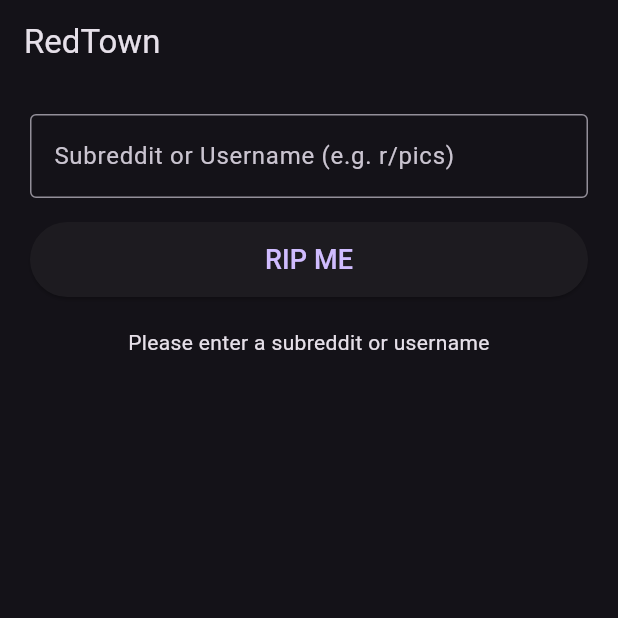
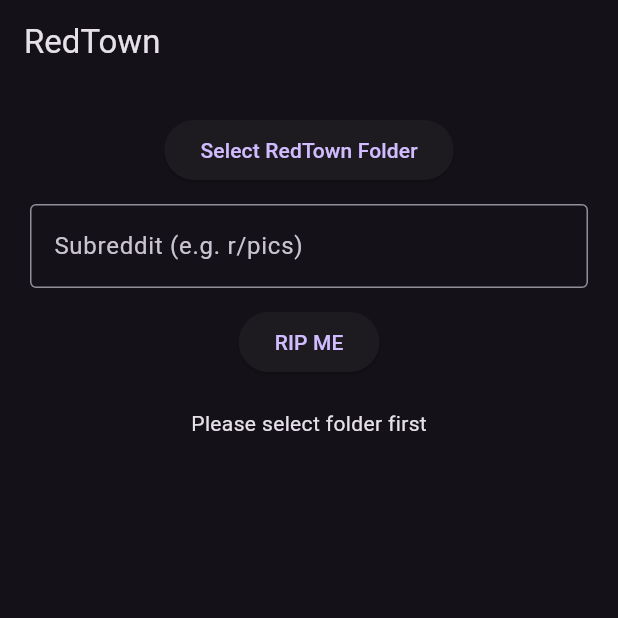
Before and after one commit to millioncolors/redtown-android, a Flutter app: the screen it shows after launch, after a tap on "RIP ME", on a phone screen of 412 x 824 dp, the top half of it. Run offline on Flutter 3.47's test engine with Material 3 defaults, Android fonts, the phone set to English and light mode, and no system bars; our stand-ins replace file_picker, shared_preferences; missing offline and left inert: document_file_save_plus.

Commit message:
Switch to SAF folder picker (Android 16 safe)

```diff
--- a/lib/main.dart
+++ b/lib/main.dart
@@ -1,9 +1,8 @@
 import 'dart:convert';
-import 'dart:io';
-
 import 'package:flutter/material.dart';
-import 'package:permission_handler/permission_handler.dart';
-import 'package:url_launcher/url_launcher.dart';
+import 'package:shared_preferences/shared_preferences.dart';
+import 'package:file_picker/file_picker.dart';
+import 'package:document_file_save_plus/document_file_save_plus.dart';
 
 void main() {
   runApp(const RedTownApp());
@@ -15,7 +14,6 @@ class RedTownApp extends StatelessWidget {
   @override
   Widget build(BuildContext context) {
     return MaterialApp(
-      title: 'RedTown',
       debugShowCheckedModeBanner: false,
       theme: ThemeData.dark(),
       home: const HomeScreen(),
@@ -32,58 +30,62 @@ class HomeScreen extends StatefulWidget {
 
 class _HomeScreenState extends State<HomeScreen> {
   final TextEditingController _controller = TextEditingController();
-  String _status = 'Enter subreddit and tap RIP ME';
+  String _status = 'Select folder, then RIP ME';
+  String? _folderUri;
 
-  Future<bool> _ensureAllFilesAccess() async {
-    if (await Permission.manageExternalStorage.isGranted) {
-      return true;
-    }
+  @override
+  void initState() {
+    super.initState();
+    _loadFolder();
+  }
 
-    final uri = Uri.parse(
-      'android.settings.MANAGE_APP_ALL_FILES_ACCESS_PERMISSION'
-      '?package=com.redtown.app',
-    );
+  Future<void> _loadFolder() async {
+    final prefs = await SharedPreferences.getInstance();
+    setState(() {
+      _folderUri = prefs.getString('folder_uri');
+    });
+  }
 
-    await launchUrl(uri);
+  Future<void> _pickFolder() async {
+    final result = await FilePicker.platform.getDirectoryPath();
+    if (result == null) return;
+
+    final prefs = await SharedPreferences.getInstance();
+    await prefs.setString('folder_uri', result);
 
     setState(() {
-      _status =
-          'Enable "All files access" for RedTown, then return and tap RIP ME again';
+      _folderUri = result;
+      _status = 'Folder selected';
     });
-
-    return false;
   }
 
   Future<void> _ripMe() async {
-    final input = _controller.text.trim();
-    if (input.isEmpty) {
-      setState(() => _status = 'Please enter a subreddit or username');
+    if (_folderUri == null) {
+      setState(() => _status = 'Please select folder first');
       return;
     }
 
-    final ok = await _ensureAllFilesAccess();
-    if (!ok) return;
+    final input = _controller.text.trim();
+    if (input.isEmpty) return;
 
-    final jobId = 'job_${DateTime.now().millisecondsSinceEpoch}';
+    final jobId = 'job_${DateTime.now().millisecondsSinceEpoch}.json';
 
     final job = {
       "job_id": jobId,
       "target": input,
-      "media": ["images", "videos", "gifs", "albums"],
-      "listing": ["new", "hot", "top", "rising", "controversial"],
-      "time_range": "all",
       "created_at": DateTime.now().toIso8601String(),
       "state": "queued"
     };
 
-    final dir = Directory('/storage/emulated/0/RedTown/jobs');
-    await dir.create(recursive: true);
-
-    final file = File('${dir.path}/$jobId.json');
-    await file.writeAsString(jsonEncode(job), flush: true);
+    await DocumentFileSavePlus.saveFile(
+      utf8.encode(jsonEncode(job)),
+      jobId,
+      "application/json",
+      _folderUri!,
+    );
 
     setState(() {
-      _status = 'Job created: $jobId';
+      _status = 'Job created';
       _controller.clear();
     });
   }
@@ -96,24 +98,25 @@ class _HomeScreenState extends State<HomeScreen> {
         padding: const EdgeInsets.all(20),
         child: Column(
           children: [
+            ElevatedButton(
+              onPressed: _pickFolder,
+              child: const Text('Select RedTown Folder'),
+            ),
+            const SizedBox(height: 12),
             TextField(
               controller: _controller,
               decoration: const InputDecoration(
-                labelText: 'Subreddit or Username (e.g. r/pics)',
+                labelText: 'Subreddit (e.g. r/pics)',
                 border: OutlineInputBorder(),
               ),
             ),
-            const SizedBox(height: 16),
-            SizedBox(
-              width: double.infinity,
-              height: 50,
-              child: ElevatedButton(
-                onPressed: _ripMe,
-                child: const Text('RIP ME', style: TextStyle(fontSize: 18)),
-              ),
+            const SizedBox(height: 12),
+            ElevatedButton(
+              onPressed: _ripMe,
+              child: const Text('RIP ME'),
             ),
             const SizedBox(height: 20),
-            Text(_status, textAlign: TextAlign.center),
+            Text(_status),
           ],
         ),
       ),
```
Also changed, not shown: pubspec.yaml (+3 -14 lines).
